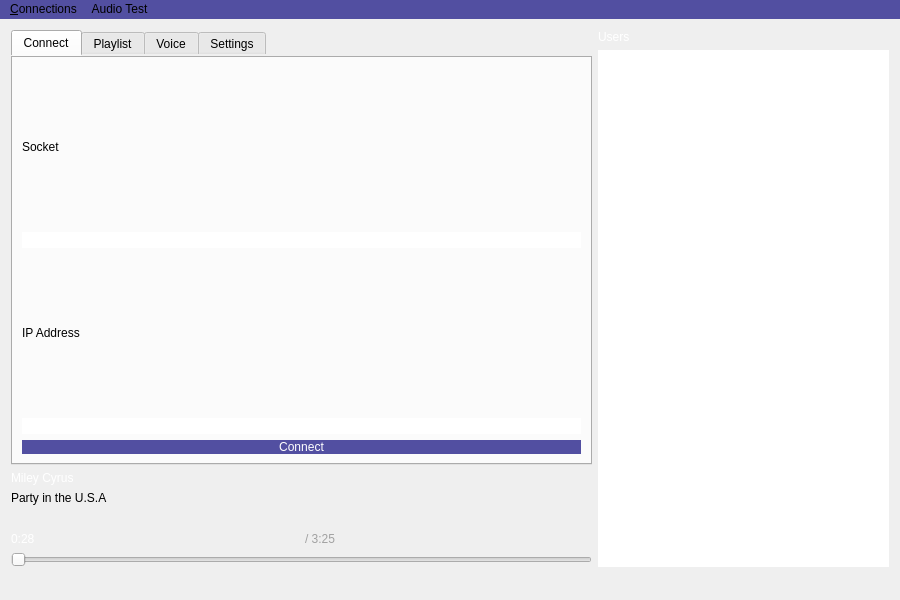
Qt form Source/Client/mainwindow.ui (imoongom/commaudio) before a commit.
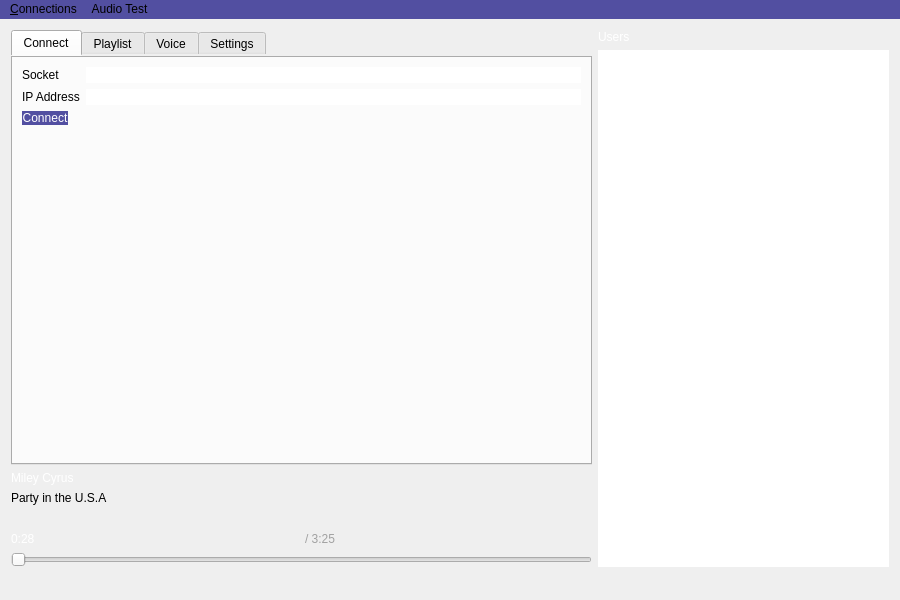
The same form after that commit. The open tabs and pages were chosen to show the change.

Commit message: Update GUI and fix volume slider crash

What changed in the file:
```diff
--- a/Source/Client/mainwindow.ui
+++ b/Source/Client/mainwindow.ui
@@ -49,28 +49,22 @@
          <attribute name="title">
           <string>Connect</string>
          </attribute>
-         <layout class="QVBoxLayout" name="verticalLayout_5">
-          <item>
+         <layout class="QFormLayout" name="formLayout">
+          <item row="0" column="0">
            <widget class="QLabel" name="socketLabel">
             <property name="text">
              <string>Socket</string>
             </property>
            </widget>
           </item>
-          <item>
-           <widget class="QLineEdit" name="lineEdit_ip"/>
-          </item>
-          <item>
+          <item row="2" column="0">
            <widget class="QLabel" name="ipLabel">
             <property name="text">
              <string>IP Address</string>
             </property>
            </widget>
           </item>
-          <item>
-           <widget class="QLineEdit" name="lineEdit_port"/>
-          </item>
-          <item>
+          <item row="4" column="0">
            <widget class="QPushButton" name="connectButton">
             <property name="styleSheet">
              <string notr="true">background-color: #524FA1;
@@ -87,6 +81,12 @@
             </property>
            </widget>
           </item>
+          <item row="0" column="1">
+           <widget class="QLineEdit" name="lineEdit_ip"/>
+          </item>
+          <item row="2" column="1">
+           <widget class="QLineEdit" name="lineEdit_port"/>
+          </item>
          </layout>
         </widget>
         <widget class="QWidget" name="playlistTab">
```
Left out of the diff: 2 changed lines with no effect on the pictures. The commit also changes 1 other file.
